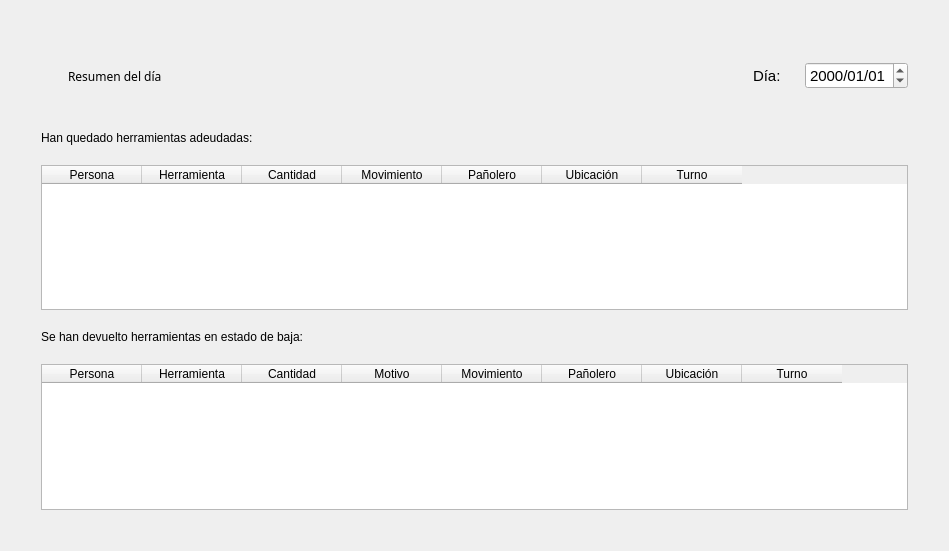
Old version of the form blustock/ui/screens_uis/resumen.ui in the repository MaxAPBusiness/Blustock.
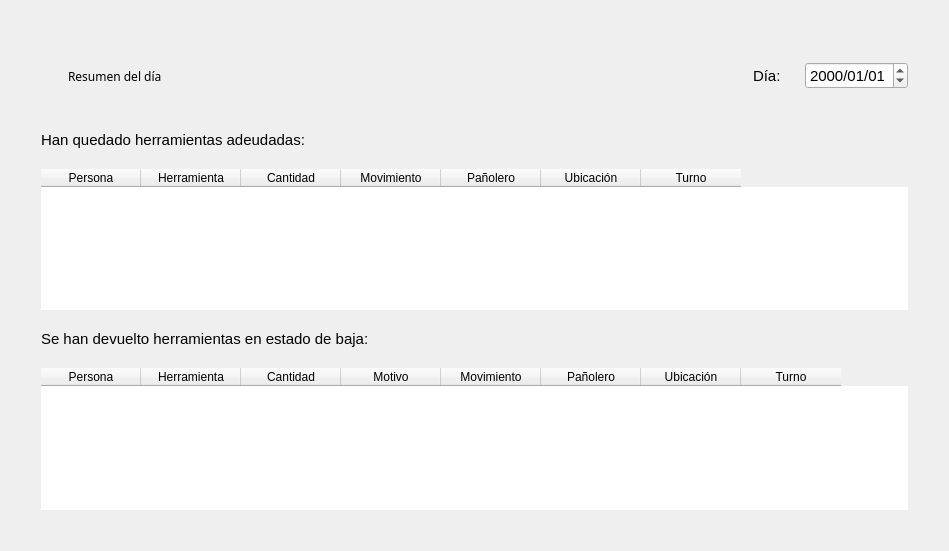
New version of the form. Icons and pictures are not drawn.

Diff of the .ui file:
```diff
--- a/blustock/ui/screens_uis/resumen.ui
+++ b/blustock/ui/screens_uis/resumen.ui
@@ -145,6 +145,11 @@
          <height>20</height>
         </size>
        </property>
+       <property name="font">
+        <font>
+         <pointsize>11</pointsize>
+        </font>
+       </property>
        <property name="text">
         <string>Han quedado herramientas adeudadas:</string>
        </property>
@@ -155,6 +160,9 @@
        <property name="enabled">
         <bool>true</bool>
        </property>
+       <property name="frameShape">
+        <enum>QFrame::NoFrame</enum>
+       </property>
        <column>
         <property name="text">
          <string>Persona</string>
@@ -194,6 +202,11 @@
      </item>
      <item>
       <widget class="QLabel" name="labelBaja">
+       <property name="font">
+        <font>
+         <pointsize>11</pointsize>
+        </font>
+       </property>
        <property name="text">
         <string>Se han devuelto herramientas en estado de baja:</string>
        </property>
@@ -201,6 +214,9 @@
      </item>
      <item>
       <widget class="QTableWidget" name="tablaBaja">
+       <property name="frameShape">
+        <enum>QFrame::NoFrame</enum>
+       </property>
        <column>
         <property name="text">
          <string>Persona</string>
```
